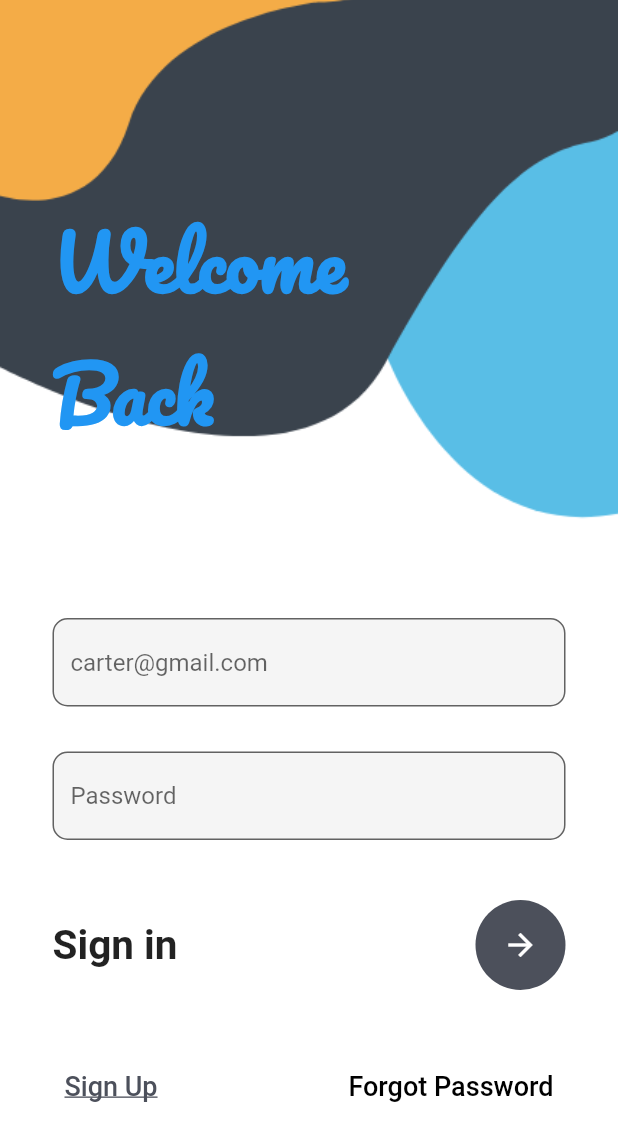
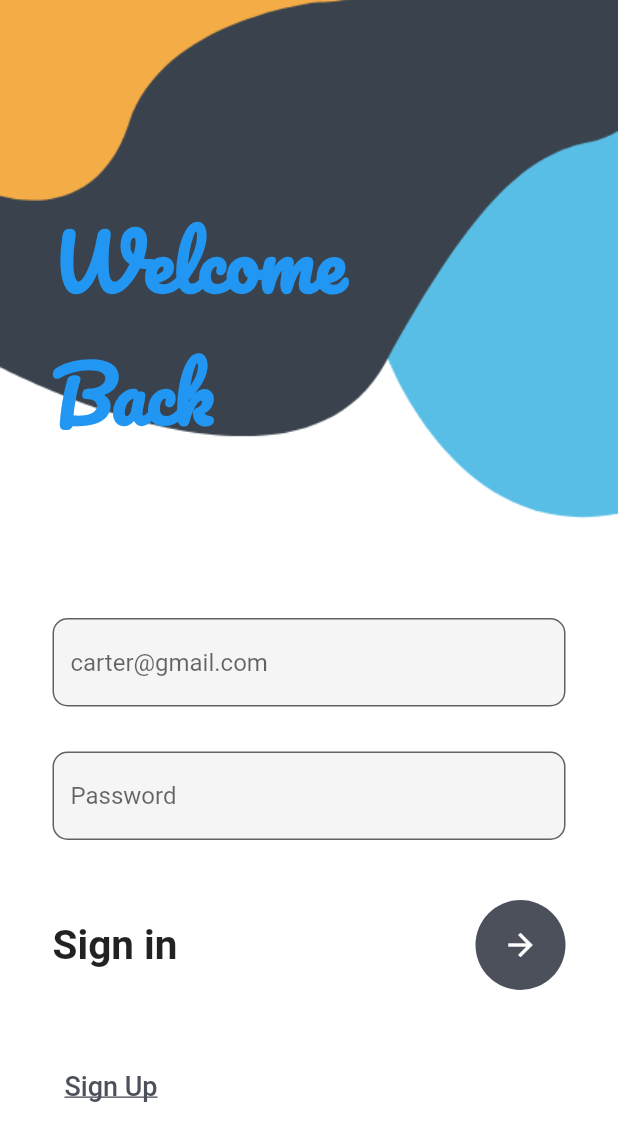
Before and after one commit to Thembek/Flutter-application, a Flutter app: the screen it shows after launch, after a tap on "Skip", after a tap on the "arrow forward" icon, on a phone screen of 412 x 824 dp. Shown: the top 1141 px of the screen. Run offline on Flutter 3.47's test engine with Material 2 defaults, Android fonts, the phone set to English and light mode, and no system bars; our stand-ins replace flutter_svg, google_fonts, shared_preferences; Roboto replaces fonts that are missing (Acme).

Commit message:
onPressed signin function update commit

```diff
--- a/lib/pages/signin.dart
+++ b/lib/pages/signin.dart
@@ -113,7 +113,9 @@ class _SigninState extends State<Signin> {
                                   child: IconButton(
                                     color: Colors.white,
                                     onPressed: () {
-                                      _insertData(emailController.text, passwwordController.text);
+                                      if(_formKey.currentState.validate()){
+                                        save();
+                                      }
                                     },
                                     icon: Icon(
                                       Icons.arrow_forward,
@@ -143,16 +145,6 @@ class _SigninState extends State<Signin> {
                                   ),
                                   style: ButtonStyle(),
                                 ),
-                                TextButton(
-                                  onPressed: () {},
-                                  child: Text(
-                                    'Forgot Password',
-                                    style: TextStyle(
-                                      color: Colors.black,
-                                      fontSize: 18,
-                                    ),
-                                  ),
-                                ),
                               ],
                             ),
                           ],
```
